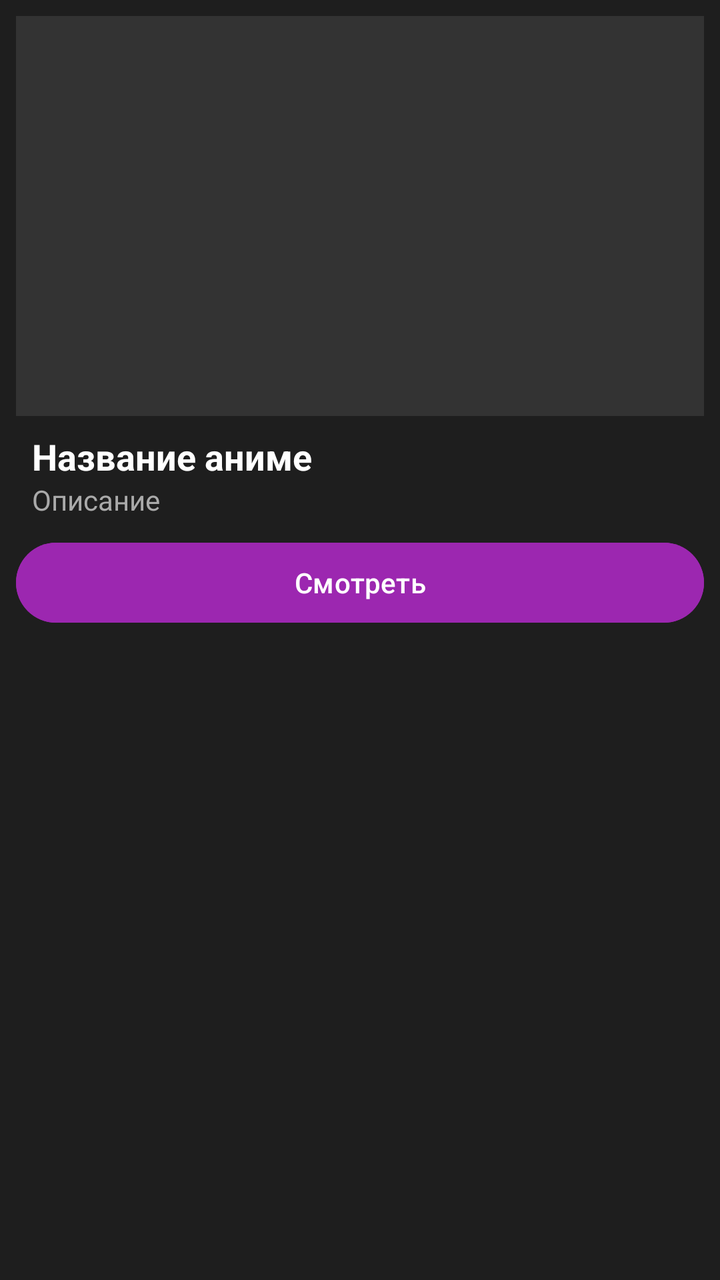
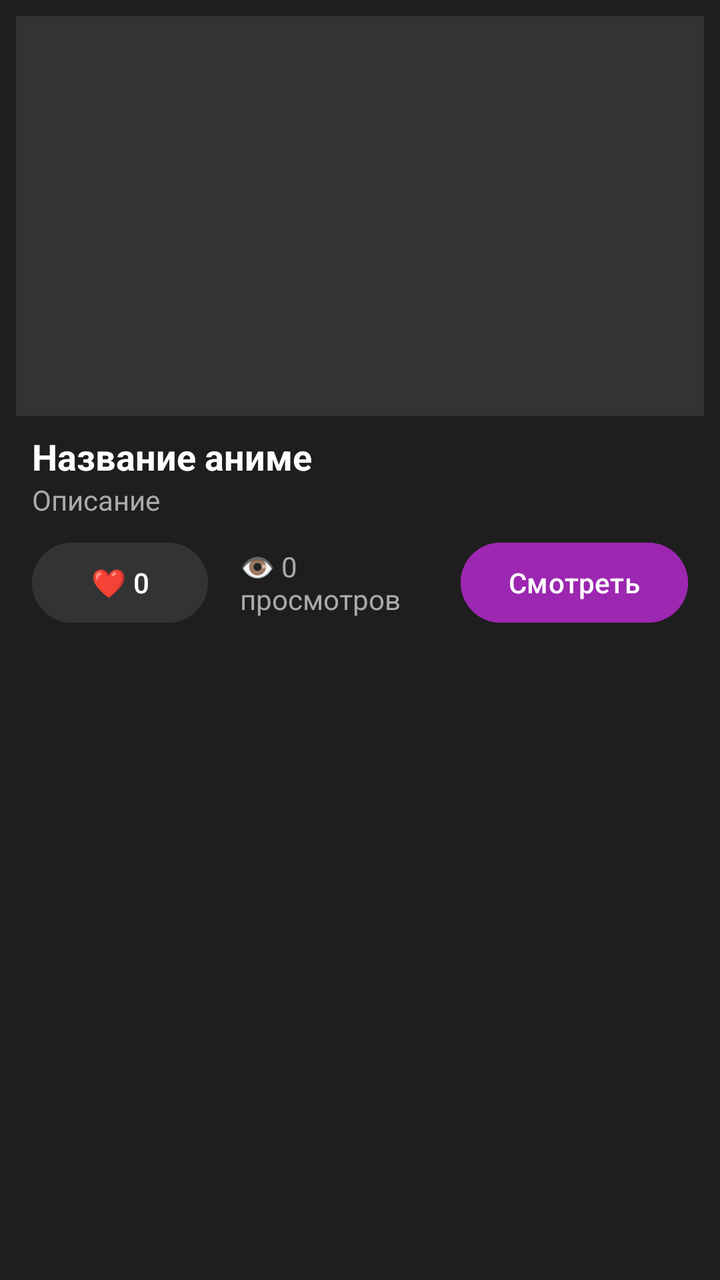

Two renders of the same Android screen: before a commit and after it. Below are the layout's source before the change and the commit's diff.
<!-- AndroidManifest.xml: application theme Theme.Material3.DayNight.NoActionBar -->
<!-- res/layout/item_video.xml -->
<?xml version="1.0" encoding="utf-8"?>
<LinearLayout xmlns:android="http://schemas.android.com/apk/res/android"
    android:layout_width="match_parent"
    android:layout_height="wrap_content"
    android:orientation="vertical"
    android:padding="8dp"
    android:layout_marginBottom="8dp"
    android:background="#1E1E1E">

    
    <ImageView
        android:id="@+id/ivCover"
        android:layout_width="match_parent"
        android:layout_height="200dp"
        android:scaleType="centerCrop"
        android:background="#333333" />

    <TextView
        android:id="@+id/tvTitle"
        android:layout_width="wrap_content"
        android:layout_height="wrap_content"
        android:text="Название аниме"
        android:textSize="18sp"
        android:textStyle="bold"
        android:textColor="#FFFFFF"
        android:layout_marginTop="8dp"
        android:layout_marginStart="8dp"/>

    <TextView
        android:id="@+id/tvDesc"
        android:layout_width="wrap_content"
        android:layout_height="wrap_content"
        android:text="Описание"
        android:textColor="#AAAAAA"
        android:layout_marginStart="8dp"
        android:layout_marginBottom="8dp"/>

    <Button
        android:id="@+id/btnWatch"
        android:layout_width="match_parent"
        android:layout_height="wrap_content"
        android:text="Смотреть"
        android:backgroundTint="#9C27B0"
        android:textColor="#FFFFFF" />

</LinearLayout>
<!-- resources referenced by this layout -->
<resources>

</resources>

<!-- the commit's change to res/layout/item_video.xml (unified diff, before → after) -->
@@ -7,7 +7,6 @@
     android:layout_marginBottom="8dp"
     android:background="#1E1E1E">
 
-    
     <ImageView
         android:id="@+id/ivCover"
         android:layout_width="match_parent"
@@ -35,12 +34,40 @@
         android:layout_marginStart="8dp"
         android:layout_marginBottom="8dp"/>
 
-    <Button
-        android:id="@+id/btnWatch"
+    
+    <LinearLayout
         android:layout_width="match_parent"
         android:layout_height="wrap_content"
-        android:text="Смотреть"
-        android:backgroundTint="#9C27B0"
-        android:textColor="#FFFFFF" />
+        android:orientation="horizontal"
+        android:paddingStart="8dp"
+        android:paddingEnd="8dp"
+        android:layout_marginBottom="8dp"
+        android:gravity="center_vertical">
+
+        <Button
+            android:id="@+id/btnLike"
+            android:layout_width="wrap_content"
+            android:layout_height="wrap_content"
+            android:text="❤️ 0"
+            android:backgroundTint="#333333"
+            android:textColor="#FFFFFF"
+            android:layout_marginEnd="16dp"/>
+
+        <TextView
+            android:id="@+id/tvViews"
+            android:layout_width="wrap_content"
+            android:layout_height="wrap_content"
+            android:text="👁 0 просмотров"
+            android:textColor="#AAAAAA"
+            android:layout_weight="1"/>
+
+        <Button
+            android:id="@+id/btnWatch"
+            android:layout_width="wrap_content"
+            android:layout_height="wrap_content"
+            android:text="Смотреть"
+            android:backgroundTint="#9C27B0"
+            android:textColor="#FFFFFF" />
+    </LinearLayout>
 
 </LinearLayout>
